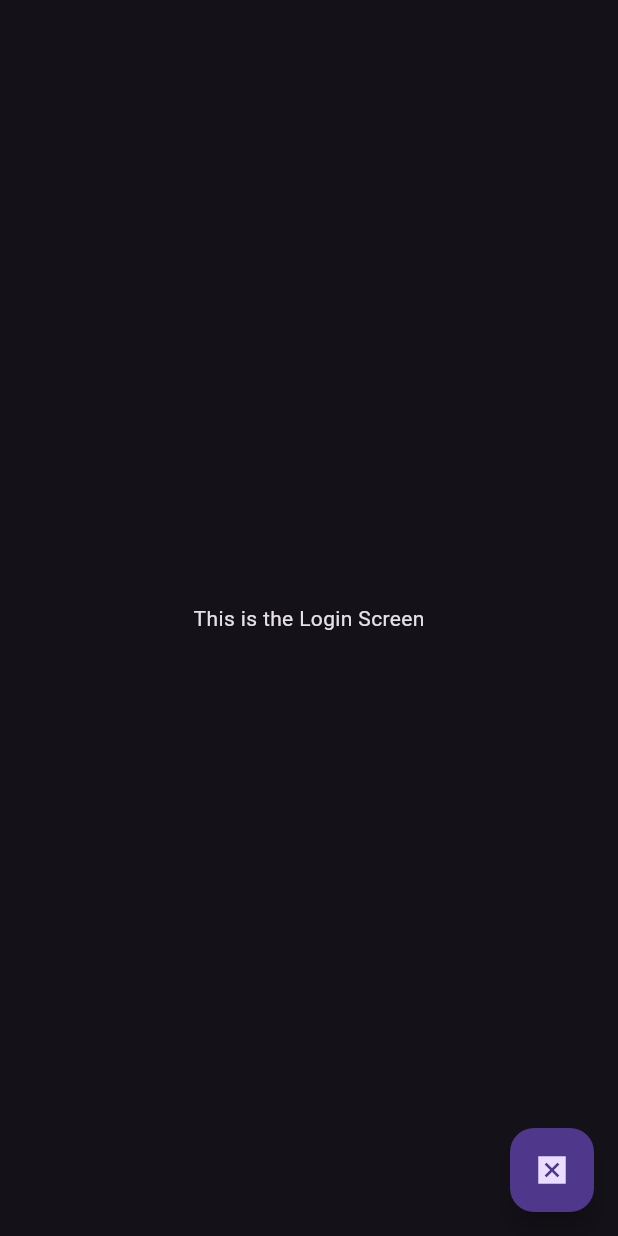
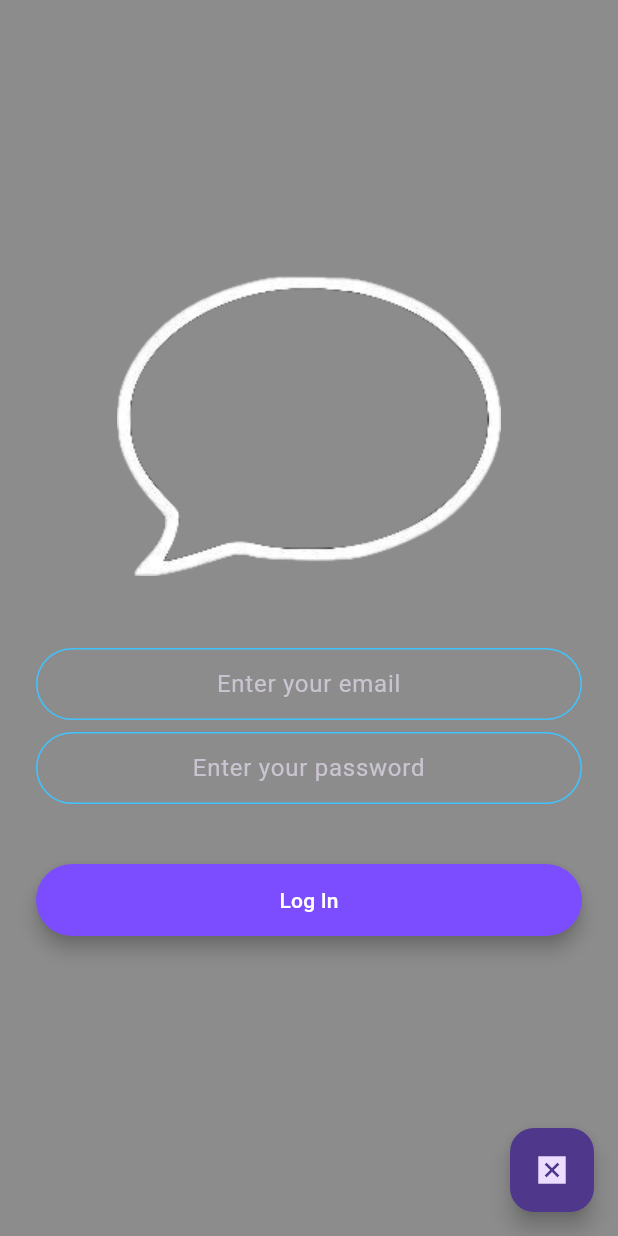
Before and after one commit to TrevorRomans/shadow_chat, a Flutter app: the LoginScreen screen opened by its route, on a phone screen of 412 x 824 dp. Run offline on Flutter 3.47's test engine with Material 3 defaults, Android fonts, the light colour scheme and no system bars; drawn by our look-alikes of modal_progress_hud_nsn; our stand-ins replace animated_text_kit, firebase_auth, firebase_core; accounts and stored records are empty.

Commit message:
Create Login screen based on Account Creation screen

```diff
--- a/lib/screens/login_screen.dart
+++ b/lib/screens/login_screen.dart
@@ -1,6 +1,10 @@
 import 'package:flutter/material.dart';
-import 'package:shadow_chat/constants.dart';
+import '../constants.dart';
+import '../components/rounded_button.dart';
 import 'create_account_screen.dart';
+import 'session_picker_screen.dart';
+import 'package:firebase_auth/firebase_auth.dart';
+import 'package:modal_progress_hud_nsn/modal_progress_hud_nsn.dart';
 
 class LoginScreen extends StatefulWidget {
   static String id = 'login_screen';
@@ -13,11 +17,78 @@ class LoginScreen extends StatefulWidget {
 
 // This is the first commit to the Login Screen branch!
 class _LoginScreenState extends State<LoginScreen> {
+  String email = '';
+  String password = '';
+  bool showSpinner = false;
+  final _auth = FirebaseAuth.instance;
+
   @override
   Widget build(BuildContext context) {
     return Scaffold(
-      body: Center(
-        child: Text('This is the Login Screen'),
+      backgroundColor: Colors.black45,
+      body: ModalProgressHUD(
+        inAsyncCall: showSpinner,
+        child: Padding(
+          padding: EdgeInsets.symmetric(horizontal: 24.0),
+          child: Column(
+            mainAxisAlignment: MainAxisAlignment.center,
+            crossAxisAlignment: CrossAxisAlignment.stretch,
+            children: [
+              Flexible(
+                child: Hero(
+                  tag: 'logo',
+                  child: SizedBox(
+                    height: 200.0,
+                    child: Image.asset('images/chat_logo.png'),
+                  ),
+                ),
+              ),
+              SizedBox(
+                height: 48.0,
+              ),
+              TextField(
+                keyboardType: TextInputType.emailAddress,
+                textAlign: TextAlign.center,
+                onChanged: (value) {
+                  email = value;
+                },
+                decoration: kInputTextDecoration.copyWith(
+                  hintText: 'Enter your email',
+                ),
+              ),
+              SizedBox(
+                height: 8.0,
+              ),
+              TextField(
+                obscureText: true,
+                textAlign: TextAlign.center,
+                onChanged: (value) {
+                  password = value;
+                },
+                decoration: kInputTextDecoration.copyWith(
+                  hintText: 'Enter your password',
+                ),
+              ),
+              SizedBox(
+                height: 24.0,
+              ),
+              RoundedButton(
+                title: 'Log In',
+                color: Colors.deepPurpleAccent,
+                onPressed: () {
+                  setState(() {
+                    showSpinner = true;
+                  });
+                  //TODO: attempt to create user
+                  Navigator.pushNamed(context, SessionPickerScreen.id);
+                  setState(() {
+                    showSpinner = false;
+                  });
+                },
+              ),
+            ],
+          ),
+        ),
       ),
       floatingActionButton: FloatingActionButton(
         onPressed: kIsFABEnabled
```
